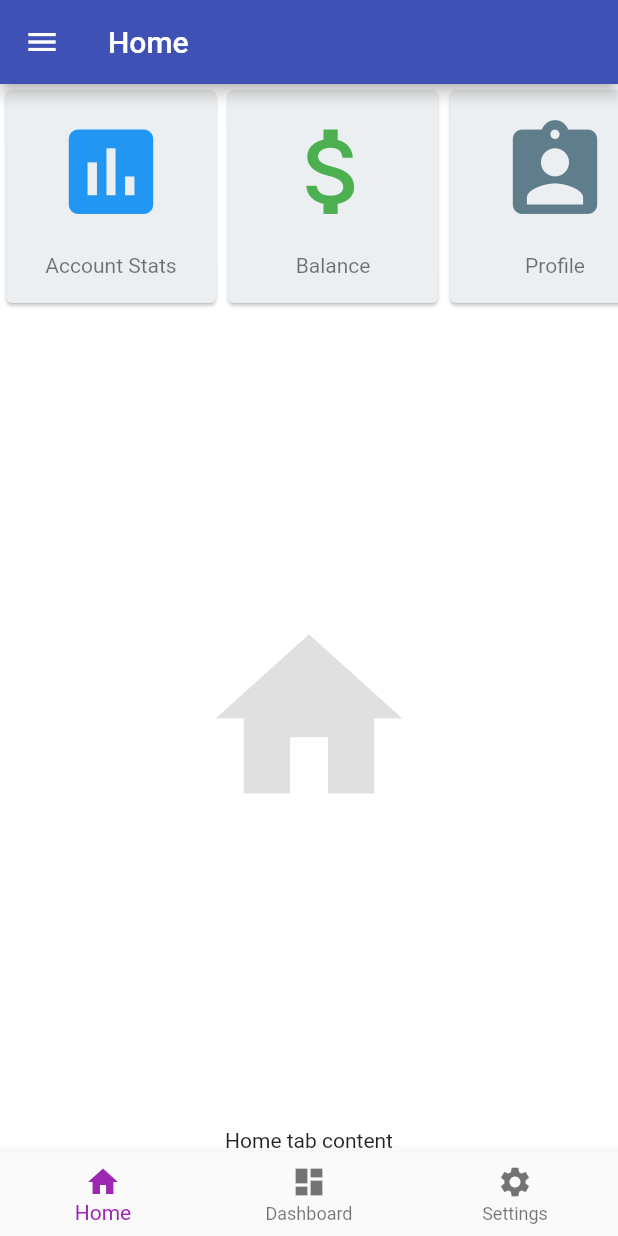
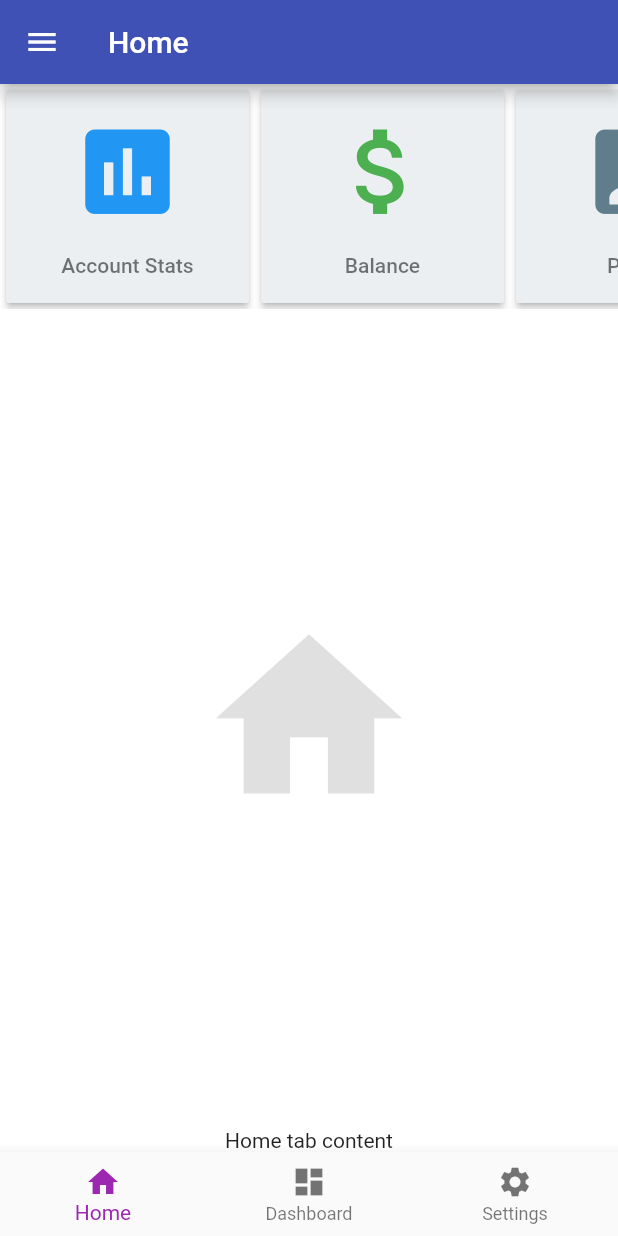
Before and after one commit to hvpulok/flutter_poc, a Flutter app: the HomeTabs screen opened directly, on a phone screen of 412 x 824 dp. Run offline on Flutter 3.47's test engine with Material 2 defaults, Android fonts, the phone set to English and light mode, and no system bars; our stand-ins replace font_awesome_flutter; project files that could hold a hidden picture were left out.

Commit message:
Update row

```diff
--- a/lib/home-page/tabs/home-tab/row-span.dart
+++ b/lib/home-page/tabs/home-tab/row-span.dart
@@ -49,14 +49,17 @@
 
   @override
   Widget build(BuildContext context) {
-    return Card(
+    return Padding(
+      padding: const EdgeInsets.all(4.0),
+      child: RaisedButton(
+          onPressed: () {},
           color: Colors.blueGrey[50],
           child: Column(
             crossAxisAlignment: CrossAxisAlignment.center,
             mainAxisAlignment: MainAxisAlignment.spaceEvenly,
             children: <Widget>[
               Container(
-              width: 140.0,
+                width: 130.0,
                 child: Icon(icon, size: 75.0, color: iconColor),
               ),
               Text(
@@ -64,6 +67,7 @@
                 style: TextStyle(color: Colors.black54),
               )
             ],
-        ));
+          )),
+    );
   }
 }
```
Lines whose indentation alone changed are shown as unchanged.
